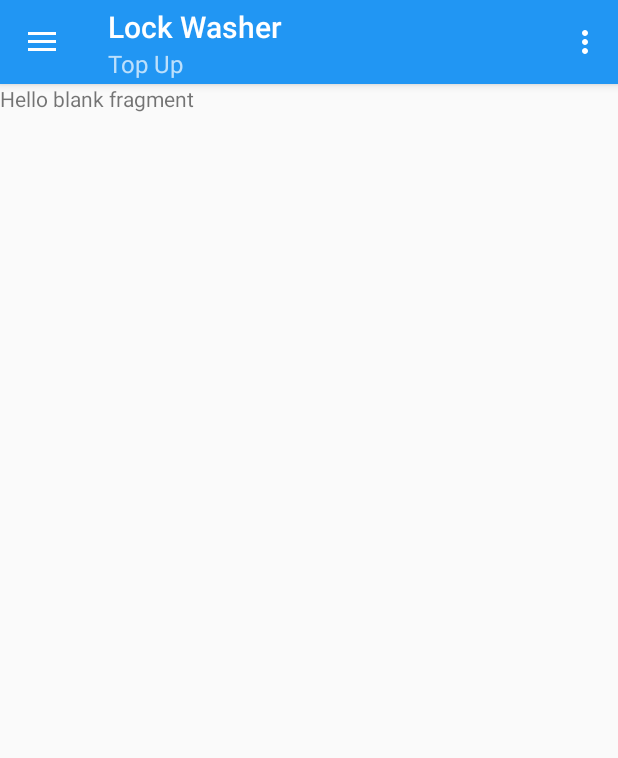
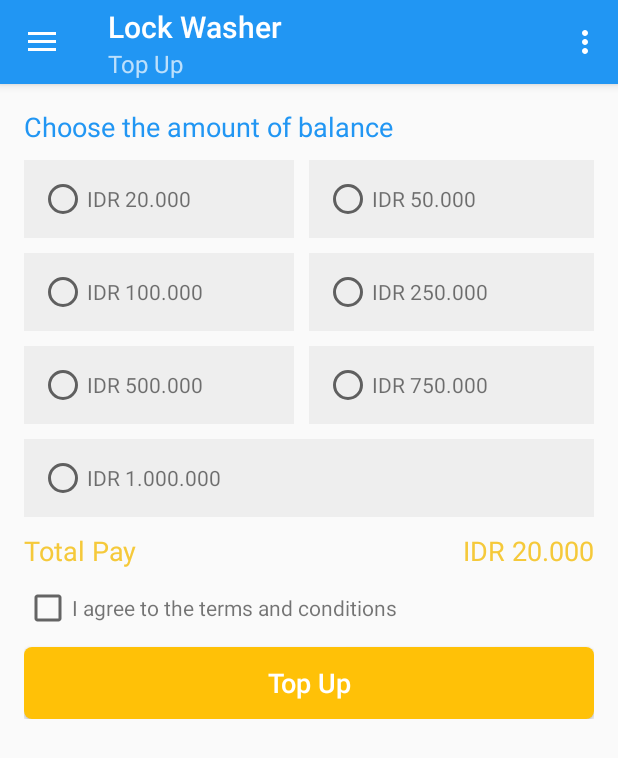
Before and after one commit to amaydiam/QW, an Android app: the HomeActivity screen opened directly, with no data from a screen before it, in the side drawer, after a tap on "Top Up", on a phone screen of 412 x 824 dp. Shown: the top 758 px of the screen. Run offline under Robolectric (Android 15) with nearby library versions, the phone set to English and light mode, and no system bars; our stand-ins replace ButterKnife.

Commit message:
Layout complete, java not complete.

```diff
--- a/app/src/main/java/com/qwash/washer/ui/activity/HomeActivity.java
+++ b/app/src/main/java/com/qwash/washer/ui/activity/HomeActivity.java
@@ -15,12 +15,13 @@ import android.support.v7.widget.Toolbar;
 import android.view.Menu;
 import android.view.MenuItem;
 import android.view.View;
-import android.widget.RelativeLayout;
 
 import com.qwash.washer.R;
 import com.qwash.washer.Sample;
 import com.qwash.washer.ui.fragment.ProfilFragment;
+import com.qwash.washer.ui.fragment.TopUpFragment;
 import com.qwash.washer.ui.fragment.WalletFragment;
+import com.qwash.washer.ui.fragment.WashHistoryFragment;
 import com.qwash.washer.utils.Menus;
 
 import butterknife.BindView;
@@ -131,7 +132,7 @@ public class HomeActivity extends AppCompatActivity
                 fragment = new WalletFragment();
                 break;
             case Menus.nav_top_up:
-                fragment = new WalletFragment();
+                fragment = new TopUpFragment();
                 break;
             case Menus.nav_wash_history:
                 fragment = new WashHistoryFragment();
--- /dev/null
+++ b/app/src/main/java/com/qwash/washer/ui/fragment/TopUpFragment.java
@@ -0,0 +1,24 @@
+package com.qwash.washer.ui.fragment;
+
+import android.os.Bundle;
+import android.support.annotation.Nullable;
+import android.support.v4.app.Fragment;
+import android.view.LayoutInflater;
+import android.view.View;
+import android.view.ViewGroup;
+
+import com.qwash.washer.R;
+
+/**
+ * Created by binderbyte on 08/01/17.
+ */
+public class TopUpFragment extends Fragment {
+
+    @Nullable
+    @Override
+    public View onCreateView(LayoutInflater inflater, @Nullable ViewGroup container, @Nullable Bundle savedInstanceState) {
+        View view = inflater.inflate(R.layout.fragment_topup, container, false);
+
+        return view;
+    }
+}
--- a/app/src/main/java/com/qwash/washer/ui/activity/WashHistoryFragment.java
+++ b/app/src/main/java/com/qwash/washer/ui/fragment/WashHistoryFragment.java
@@ -1,4 +1,4 @@
-package com.qwash.washer.ui.activity;
+package com.qwash.washer.ui.fragment;
 
 import android.support.design.widget.TabLayout;
 import android.support.v4.app.Fragment;
--- a/app/src/main/res/drawable/btn_custom_orange_focus.xml
+++ b/app/src/main/res/drawable/btn_custom_orange_focus.xml
@@ -10,6 +10,5 @@
         android:top="10dp"
         android:bottom="10dp"
         />
-    <solid
-        android:color="#f7be42"/>
+    <solid android:color="#fcd47e" />
 </shape>
--- a/app/src/main/res/drawable/btn_login_focus.xml
+++ b/app/src/main/res/drawable/btn_login_focus.xml
@@ -10,8 +10,7 @@
         android:top="10dp"
         android:bottom="10dp"
         />
-    <solid
-        android:color="#d1ecfa"/>
+    <solid android:color="#6bb1d7" />
     <stroke
         android:color="@color/mdtp_date_picker_view_animator"
         android:width="2dp" />
--- a/app/src/main/res/layout/detail_history.xml
+++ b/app/src/main/res/layout/detail_history.xml
@@ -1,12 +1,12 @@
 <?xml version="1.0" encoding="utf-8"?>
 <android.support.v4.widget.NestedScrollView xmlns:android="http://schemas.android.com/apk/res/android"
     android:layout_width="match_parent"
-    android:layout_height="match_parent">
+    android:layout_height="match_parent"
+    android:background="#e7e6e6">
 
     <LinearLayout
         android:layout_width="match_parent"
         android:layout_height="match_parent"
-        android:background="#e7e6e6"
         android:orientation="vertical">
 
         <RelativeLayout
@@ -107,7 +107,7 @@
                     android:layout_height="1dp"
                     android:layout_marginLeft="16dp"
                     android:layout_marginRight="16dp"
-                    android:background="#545454" />
+                    android:background="#eee" />
             </LinearLayout>
 
 
--- a/app/src/main/res/layout/activity_topup.xml
+++ b/app/src/main/res/layout/fragment_topup.xml
@@ -71,7 +71,7 @@
                         <TextView
                             android:layout_width="wrap_content"
                             android:layout_height="wrap_content"
-                            android:text="IDR 20.000" />
+                            android:text="IDR 100.000" />
 
                     </LinearLayout>
 
@@ -91,7 +91,7 @@
                         <TextView
                             android:layout_width="wrap_content"
                             android:layout_height="wrap_content"
-                            android:text="IDR 20.000" />
+                            android:text="IDR 500.000" />
 
                     </LinearLayout>
 
@@ -119,7 +119,7 @@
                         <TextView
                             android:layout_width="wrap_content"
                             android:layout_height="wrap_content"
-                            android:text="IDR 20.000" />
+                            android:text="IDR 50.000" />
 
                     </LinearLayout>
 
@@ -138,7 +138,7 @@
                         <TextView
                             android:layout_width="wrap_content"
                             android:layout_height="wrap_content"
-                            android:text="IDR 20.000" />
+                            android:text="IDR 250.000" />
 
                     </LinearLayout>
 
@@ -156,7 +156,7 @@
                         <TextView
                             android:layout_width="wrap_content"
                             android:layout_height="wrap_content"
-                            android:text="IDR 20.000" />
+                            android:text="IDR 750.000" />
 
                     </LinearLayout>
 
@@ -180,7 +180,7 @@
                 <TextView
                     android:layout_width="wrap_content"
                     android:layout_height="wrap_content"
-                    android:text="IDR 20.000" />
+                    android:text="IDR 1.000.000" />
 
             </LinearLayout>
         </RelativeLayout>
@@ -209,7 +209,9 @@
 
         <RelativeLayout
             android:layout_width="wrap_content"
-            android:layout_height="wrap_content">
+            android:layout_height="wrap_content"
+            android:layout_marginBottom="10dp"
+            android:layout_marginTop="10dp">
 
             <CheckBox
                 android:id="@+id/checkbox"
@@ -230,6 +232,7 @@
             android:layout_height="wrap_content"
             android:background="@drawable/selector_btn_orange"
             android:text="Top Up"
+            android:clickable="true"
             android:textAllCaps="false"
             android:textColor="#fff"
             android:textSize="18sp" />
```
